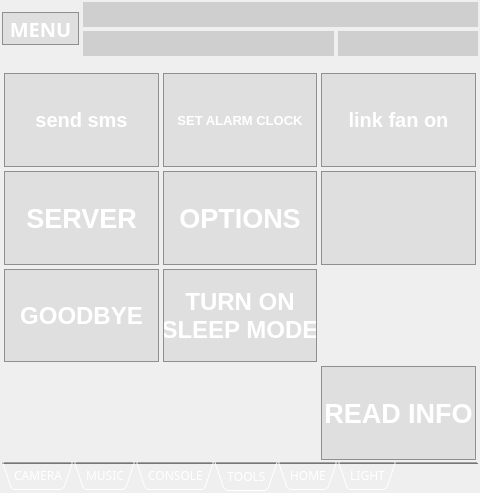
cyniu88/QT_kurs, file iDomClient2/idom_client.ui: the form before one commit.
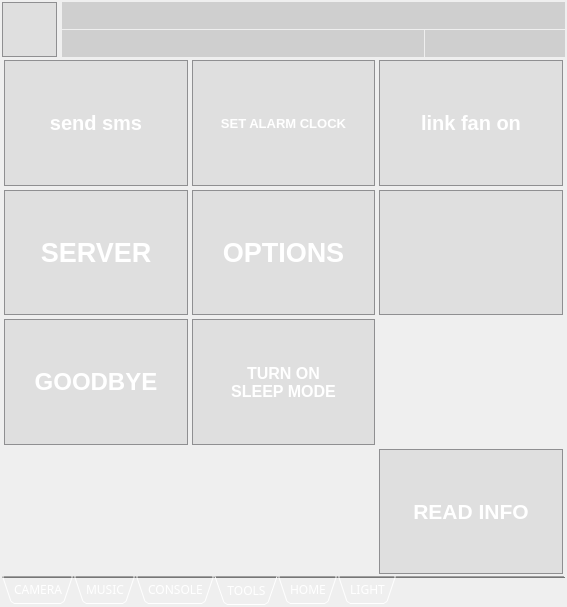
The form after the commit. The open tabs and pages were chosen to show the change. Icons and pictures are not drawn. Custom widgets are drawn as their Qt base class.

Commit message: nowe menu

Diff of the .ui file:
```diff
--- a/iDomClient2/idom_client.ui
+++ b/iDomClient2/idom_client.ui
@@ -9,8 +9,8 @@
    <rect>
     <x>0</x>
     <y>0</y>
-    <width>480</width>
-    <height>493</height>
+    <width>567</width>
+    <height>607</height>
    </rect>
   </property>
   <property name="sizePolicy">
@@ -84,153 +84,126 @@
     <string notr="true"/>
    </property>
    <layout class="QGridLayout" name="gridLayout">
-    <item row="0" column="0">
-     <layout class="QGridLayout" name="gridLayout_2">
-      <property name="bottomMargin">
-       <number>11</number>
-      </property>
-      <item row="0" column="0">
-       <widget class="QToolButton" name="b_exit">
-        <property name="styleSheet">
-         <string notr="true">QToolButton {
-background-color: rgba(158, 158, 158,50);
- border: 1px solid #8f8f91;
-border-radius: 0px;
-color:white;
- font: bold 20px;
-
-}
-QToolButton:pressed {
-border:none;
-}</string>
-        </property>
-        <property name="text">
-         <string>MENU</string>
-        </property>
-        <property name="icon">
-         <iconset resource="ikony.qrc">
-          <normaloff>:/new/prefix1/iDom_client.ico</normaloff>:/new/prefix1/iDom_client.ico</iconset>
-        </property>
-        <property name="iconSize">
-         <size>
-          <width>50</width>
-          <height>50</height>
-         </size>
-        </property>
-        <property name="toolButtonStyle">
-         <enum>Qt::ToolButtonTextUnderIcon</enum>
-        </property>
-       </widget>
-      </item>
-      <item row="0" column="1">
-       <layout class="QGridLayout" name="gridLayout_14">
-        <item row="1" column="0">
-         <widget class="QLineEdit" name="temperatureTXT">
-          <property name="sizePolicy">
-           <sizepolicy hsizetype="Preferred" vsizetype="Preferred">
-            <horstretch>0</horstretch>
-            <verstretch>0</verstretch>
-           </sizepolicy>
-          </property>
-          <property name="font">
-           <font>
-            <pointsize>12</pointsize>
-           </font>
-          </property>
-          <property name="layoutDirection">
-           <enum>Qt::LeftToRight</enum>
-          </property>
-          <property name="styleSheet">
-           <string notr="true">background:  rgba(158, 158, 158,100);
-color: rgb(85, 170, 0);</string>
-          </property>
-          <property name="frame">
-           <bool>false</bool>
-          </property>
-          <property name="alignment">
-           <set>Qt::AlignRight|Qt::AlignTrailing|Qt::AlignVCenter</set>
-          </property>
-          <property name="readOnly">
-           <bool>true</bool>
-          </property>
-          <property name="clearButtonEnabled">
-           <bool>false</bool>
-          </property>
-         </widget>
-        </item>
-        <item row="1" column="1">
-         <widget class="QLineEdit" name="volumeTXT">
-          <property name="sizePolicy">
-           <sizepolicy hsizetype="Fixed" vsizetype="Preferred">
-            <horstretch>0</horstretch>
-            <verstretch>0</verstretch>
-           </sizepolicy>
-          </property>
-          <property name="font">
-           <font>
-            <pointsize>12</pointsize>
-           </font>
-          </property>
-          <property name="styleSheet">
-           <string notr="true">background:  rgba(158, 158, 158,100);
-color: rgb(85, 170, 0);</string>
-          </property>
-          <property name="inputMask">
-           <string/>
-          </property>
-          <property name="frame">
-           <bool>false</bool>
-          </property>
-          <property name="alignment">
-           <set>Qt::AlignRight|Qt::AlignTrailing|Qt::AlignVCenter</set>
-          </property>
-          <property name="readOnly">
-           <bool>true</bool>
-          </property>
-         </widget>
-        </item>
-        <item row="0" column="0" colspan="2">
-         <widget class="QLineEdit" name="titleTXT">
-          <property name="sizePolicy">
-           <sizepolicy hsizetype="Preferred" vsizetype="Preferred">
-            <horstretch>0</horstretch>
-            <verstretch>0</verstretch>
-           </sizepolicy>
-          </property>
-          <property name="font">
-           <font>
-            <pointsize>12</pointsize>
-           </font>
-          </property>
-          <property name="styleSheet">
-           <string notr="true">background:  rgba(158, 158, 158,100);
-color: rgb(85, 170, 0);</string>
-          </property>
-          <property name="inputMask">
-           <string/>
-          </property>
-          <property name="text">
-           <string/>
-          </property>
-          <property name="frame">
-           <bool>false</bool>
-          </property>
-          <property name="alignment">
-           <set>Qt::AlignRight|Qt::AlignTrailing|Qt::AlignVCenter</set>
-          </property>
-          <property name="readOnly">
-           <bool>true</bool>
-          </property>
-          <property name="cursorMoveStyle">
-           <enum>Qt::VisualMoveStyle</enum>
-          </property>
-         </widget>
-        </item>
-       </layout>
-      </item>
-     </layout>
-    </item>
+    <property name="leftMargin">
+     <number>2</number>
+    </property>
+    <property name="topMargin">
+     <number>2</number>
+    </property>
+    <property name="rightMargin">
+     <number>2</number>
+    </property>
+    <property name="bottomMargin">
+     <number>2</number>
+    </property>
+    <property name="spacing">
+     <number>0</number>
+    </property>
     <item row="1" column="0">
+     <widget class="QWidget" name="widget" native="true">
+      <property name="styleSheet">
+       <string notr="true">background:  rgba(158, 158, 158,100);</string>
+      </property>
+      <widget class="QPushButton" name="b_menuCamera">
+       <property name="geometry">
+        <rect>
+         <x>0</x>
+         <y>80</y>
+         <width>83</width>
+         <height>29</height>
+        </rect>
+       </property>
+       <property name="sizePolicy">
+        <sizepolicy hsizetype="Fixed" vsizetype="Fixed">
+         <horstretch>0</horstretch>
+         <verstretch>0</verstretch>
+        </sizepolicy>
+       </property>
+       <property name="text">
+        <string>CAMERA</string>
+       </property>
+      </widget>
+      <widget class="QPushButton" name="b_menuExit">
+       <property name="geometry">
+        <rect>
+         <x>0</x>
+         <y>340</y>
+         <width>83</width>
+         <height>29</height>
+        </rect>
+       </property>
+       <property name="text">
+        <string>EXIT</string>
+       </property>
+      </widget>
+      <widget class="QPushButton" name="b_menuLight">
+       <property name="geometry">
+        <rect>
+         <x>0</x>
+         <y>130</y>
+         <width>83</width>
+         <height>29</height>
+        </rect>
+       </property>
+       <property name="text">
+        <string>LIGHT</string>
+       </property>
+      </widget>
+      <widget class="QPushButton" name="b_menuMusic">
+       <property name="geometry">
+        <rect>
+         <x>0</x>
+         <y>180</y>
+         <width>83</width>
+         <height>29</height>
+        </rect>
+       </property>
+       <property name="text">
+        <string>MUSIC</string>
+       </property>
+      </widget>
+      <widget class="QPushButton" name="b_menuHome">
+       <property name="geometry">
+        <rect>
+         <x>0</x>
+         <y>220</y>
+         <width>83</width>
+         <height>29</height>
+        </rect>
+       </property>
+       <property name="text">
+        <string>HOME</string>
+       </property>
+      </widget>
+      <widget class="QPushButton" name="b_menuConsole">
+       <property name="geometry">
+        <rect>
+         <x>0</x>
+         <y>260</y>
+         <width>83</width>
+         <height>29</height>
+        </rect>
+       </property>
+       <property name="text">
+        <string>CONSOLE</string>
+       </property>
+      </widget>
+      <widget class="QPushButton" name="b_menuTools">
+       <property name="geometry">
+        <rect>
+         <x>0</x>
+         <y>300</y>
+         <width>83</width>
+         <height>29</height>
+        </rect>
+       </property>
+       <property name="text">
+        <string>TOOLS</string>
+       </property>
+      </widget>
+     </widget>
+    </item>
+    <item row="1" column="1">
      <widget class="QTabWidget" name="tabWidget">
       <property name="enabled">
        <bool>true</bool>
@@ -1278,6 +1251,209 @@
         <string>kokoko</string>
        </attribute>
        <layout class="QGridLayout" name="gridLayout_11">
+        <item row="9" column="2">
+         <widget class="QPushButton" name="b_ttsInfo">
+          <property name="sizePolicy">
+           <sizepolicy hsizetype="Ignored" vsizetype="Ignored">
+            <horstretch>0</horstretch>
+            <verstretch>0</verstretch>
+           </sizepolicy>
+          </property>
+          <property name="font">
+           <font>
+            <pointsize>16</pointsize>
+            <italic>false</italic>
+            <bold>true</bold>
+           </font>
+          </property>
+          <property name="styleSheet">
+           <string notr="true">QPushButton {
+background-color: rgba(158, 158, 158,50);
+ border: 1px solid #8f8f91;
+border-radius: 0px;
+color:white;
+}
+QPushButton:pressed {
+border:none;
+}</string>
+          </property>
+          <property name="text">
+           <string>READ INFO</string>
+          </property>
+         </widget>
+        </item>
+        <item row="6" column="0">
+         <widget class="QPushButton" name="b_server">
+          <property name="sizePolicy">
+           <sizepolicy hsizetype="Ignored" vsizetype="Ignored">
+            <horstretch>0</horstretch>
+            <verstretch>0</verstretch>
+           </sizepolicy>
+          </property>
+          <property name="font">
+           <font>
+            <pointsize>20</pointsize>
+            <bold>true</bold>
+           </font>
+          </property>
+          <property name="styleSheet">
+           <string notr="true">QPushButton {
+background-color: rgba(158, 158, 158,50);
+ border: 1px solid #8f8f91;
+border-radius: 0px;
+color:white;
+}
+QPushButton:pressed {
+border:none;
+}
+   
+ 
+ 
+ 
+ </string>
+          </property>
+          <property name="text">
+           <string>SERVER</string>
+          </property>
+         </widget>
+        </item>
+        <item row="6" column="2">
+         <widget class="QPushButton" name="b_connect_dicsonnect">
+          <property name="sizePolicy">
+           <sizepolicy hsizetype="Ignored" vsizetype="Ignored">
+            <horstretch>0</horstretch>
+            <verstretch>0</verstretch>
+           </sizepolicy>
+          </property>
+          <property name="font">
+           <font>
+            <pointsize>15</pointsize>
+            <bold>true</bold>
+           </font>
+          </property>
+          <property name="styleSheet">
+           <string notr="true">QPushButton {
+background-color: rgba(158, 158, 158,50);
+ border: 1px solid #8f8f91;
+border-radius: 0px;
+color:white;
+}
+QPushButton:pressed {
+border:none;
+}</string>
+          </property>
+          <property name="text">
+           <string/>
+          </property>
+         </widget>
+        </item>
+        <item row="4" column="1">
+         <widget class="QToolButton" name="b_setAlarm">
+          <property name="sizePolicy">
+           <sizepolicy hsizetype="Ignored" vsizetype="Ignored">
+            <horstretch>0</horstretch>
+            <verstretch>0</verstretch>
+           </sizepolicy>
+          </property>
+          <property name="font">
+           <font>
+            <pointsize>10</pointsize>
+            <bold>true</bold>
+           </font>
+          </property>
+          <property name="layoutDirection">
+           <enum>Qt::LeftToRight</enum>
+          </property>
+          <property name="autoFillBackground">
+           <bool>false</bool>
+          </property>
+          <property name="styleSheet">
+           <string notr="true">QToolButton {
+background-color: rgba(158, 158, 158,50);
+ border: 1px solid #8f8f91;
+border-radius: 0px;
+color:white;
+}
+QToolButton:pressed {
+border:none;
+}</string>
+          </property>
+          <property name="text">
+           <string>SET ALARM CLOCK</string>
+          </property>
+          <property name="icon">
+           <iconset resource="ikony.qrc">
+            <normaloff>:/new/prefix1/files/svg/analog-clock2.svg</normaloff>:/new/prefix1/files/svg/analog-clock2.svg</iconset>
+          </property>
+          <property name="iconSize">
+           <size>
+            <width>50</width>
+            <height>50</height>
+           </size>
+          </property>
+          <property name="checkable">
+           <bool>true</bool>
+          </property>
+          <property name="popupMode">
+           <enum>QToolButton::DelayedPopup</enum>
+          </property>
+          <property name="toolButtonStyle">
+           <enum>Qt::ToolButtonTextUnderIcon</enum>
+          </property>
+         </widget>
+        </item>
+        <item row="8" column="0">
+         <widget class="QPushButton" name="b_goodBye">
+          <property name="sizePolicy">
+           <sizepolicy hsizetype="Ignored" vsizetype="Ignored">
+            <horstretch>0</horstretch>
+            <verstretch>0</verstretch>
+           </sizepolicy>
+          </property>
+          <property name="font">
+           <font>
+            <pointsize>18</pointsize>
+            <bold>true</bold>
+           </font>
+          </property>
+          <property name="cursor">
+           <cursorShape>ArrowCursor</cursorShape>
+          </property>
+          <property name="styleSheet">
+           <string notr="true">QPushButton {
+background-color: rgba(158, 158, 158,50);
+ border: 1px solid #8f8f91;
+border-radius: 0px;
+color:white;
+}
+QPushButton:pressed {
+border:none;
+}</string>
+          </property>
+          <property name="text">
+           <string>GOODBYE</string>
+          </property>
+         </widget>
+        </item>
+        <item row="8" column="2">
+         <widget class="QLabel" name="l_burnGas">
+          <property name="sizePolicy">
+           <sizepolicy hsizetype="Ignored" vsizetype="Ignored">
+            <horstretch>0</horstretch>
+            <verstretch>0</verstretch>
+           </sizepolicy>
+          </property>
+          <property name="autoFillBackground">
+           <bool>false</bool>
+          </property>
+          <property name="text">
+           <string/>
+          </property>
+          <property name="scaledContents">
+           <bool>false</bool>
+          </property>
+         </widget>
+        </item>
         <item row="4" column="2">
          <widget class="QToolButton" name="b_share_fan">
           <property name="sizePolicy">
@@ -1317,26 +1493,43 @@
           </property>
          </widget>
         </item>
-        <item row="9" column="2">
-         <widget class="QLabel" name="l_burnGas">
+        <item row="6" column="1">
+         <widget class="QPushButton" name="b_options">
           <property name="sizePolicy">
            <sizepolicy hsizetype="Ignored" vsizetype="Ignored">
             <horstretch>0</horstretch>
             <verstretch>0</verstretch>
            </sizepolicy>
           </property>
-          <property name="autoFillBackground">
-           <bool>false</bool>
+          <property name="minimumSize">
+           <size>
+            <width>0</width>
+            <height>1</height>
+           </size>
+          </property>
+          <property name="font">
+           <font>
+            <pointsize>20</pointsize>
+            <bold>true</bold>
+           </font>
+          </property>
+          <property name="styleSheet">
+           <string notr="true">QPushButton {
+background-color: rgba(158, 158, 158,50);
+ border: 1px solid #8f8f91;
+border-radius: 0px;
+color:white;
+}
+QPushButton:pressed {
+border:none;
+}</string>
           </property>
           <property name="text">
-           <string/>
-          </property>
-          <property name="scaledContents">
-           <bool>false</bool>
+           <string>OPTIONS</string>
           </property>
          </widget>
         </item>
-        <item row="9" column="1">
+        <item row="8" column="1">
          <widget class="QPushButton" name="b_turnOnSleepMode">
           <property name="sizePolicy">
            <sizepolicy hsizetype="Ignored" vsizetype="Ignored">
@@ -1346,7 +1539,7 @@
           </property>
           <property name="font">
            <font>
-            <pointsize>18</pointsize>
+            <pointsize>12</pointsize>
             <italic>false</italic>
             <bold>true</bold>
            </font>
@@ -1372,140 +1565,6 @@
           </property>
          </widget>
         </item>
-        <item row="9" column="0">
-         <widget class="QPushButton" name="b_goodBye">
-          <property name="sizePolicy">
-           <sizepolicy hsizetype="Ignored" vsizetype="Ignored">
-            <horstretch>0</horstretch>
-            <verstretch>0</verstretch>
-           </sizepolicy>
-          </property>
-          <property name="font">
-           <font>
-            <pointsize>18</pointsize>
-            <bold>true</bold>
-           </font>
-          </property>
-          <property name="cursor">
-           <cursorShape>ArrowCursor</cursorShape>
-          </property>
-          <property name="styleSheet">
-           <string notr="true">QPushButton {
-background-color: rgba(158, 158, 158,50);
- border: 1px solid #8f8f91;
-border-radius: 0px;
-color:white;
-}
-QPushButton:pressed {
-border:none;
-}</string>
-          </property>
-          <property name="text">
-           <string>GOODBYE</string>
-          </property>
-         </widget>
-        </item>
-        <item row="7" column="0">
-         <widget class="QPushButton" name="b_server">
-          <property name="sizePolicy">
-           <sizepolicy hsizetype="Ignored" vsizetype="Ignored">
-            <horstretch>0</horstretch>
-            <verstretch>0</verstretch>
-           </sizepolicy>
-          </property>
-          <property name="font">
-           <font>
-            <pointsize>20</pointsize>
-            <bold>true</bold>
-           </font>
-          </property>
-          <property name="styleSheet">
-           <string notr="true">QPushButton {
-background-color: rgba(158, 158, 158,50);
- border: 1px solid #8f8f91;
-border-radius: 0px;
-color:white;
-}
-QPushButton:pressed {
-border:none;
-}
-   
- 
- 
- 
- </string>
-          </property>
-          <property name="text">
-           <string>SERVER</string>
-          </property>
-         </widget>
-        </item>
-        <item row="7" column="2">
-         <widget class="QPushButton" name="b_connect_dicsonnect">
-          <property name="sizePolicy">
-           <sizepolicy hsizetype="Ignored" vsizetype="Ignored">
-            <horstretch>0</horstretch>
-            <verstretch>0</verstretch>
-           </sizepolicy>
-          </property>
-          <property name="font">
-           <font>
-            <pointsize>20</pointsize>
-            <bold>true</bold>
-           </font>
-          </property>
-          <property name="styleSheet">
-           <string notr="true">QPushButton {
-background-color: rgba(158, 158, 158,50);
- border: 1px solid #8f8f91;
-border-radius: 0px;
-color:white;
-}
-QPushButton:pressed {
-border:none;
-}</string>
-          </property>
-          <property name="text">
-           <string/>
-          </property>
-         </widget>
-        </item>
-        <item row="7" column="1">
-         <widget class="QPushButton" name="b_options">
-          <property name="sizePolicy">
-           <sizepolicy hsizetype="Ignored" vsizetype="Ignored">
-            <horstretch>0</horstretch>
-            <verstretch>0</verstretch>
-           </sizepolicy>
-          </property>
-          <property name="minimumSize">
-           <size>
-            <width>0</width>
-            <height>1</height>
-           </size>
-          </property>
-          <property name="font">
-           <font>
-            <pointsize>20</pointsize>
-            <bold>true</bold>
-           </font>
-          </property>
-          <property name="styleSheet">
-           <string notr="true">QPushButton {
-background-color: rgba(158, 158, 158,50);
- border: 1px solid #8f8f91;
-border-radius: 0px;
-color:white;
-}
-QPushButton:pressed {
-border:none;
-}</string>
-          </property>
-          <property name="text">
-           <string>OPTIONS</string>
-          </property>
-         </widget>
-        </item>
         <item row="4" column="0">
          <widget class="QToolButton" name="b_sms">
           <property name="sizePolicy">
@@ -1545,92 +1604,6 @@
           </property>
          </widget>
         </item>
-        <item row="4" column="1">
-         <widget class="QToolButton" name="b_setAlarm">
-          <property name="sizePolicy">
-           <sizepolicy hsizetype="Ignored" vsizetype="Ignored">
-            <horstretch>0</horstretch>
-            <verstretch>0</verstretch>
-           </sizepolicy>
-          </property>
-          <property name="font">
-           <font>
-            <pointsize>10</pointsize>
-            <bold>true</bold>
-           </font>
-          </property>
-          <property name="layoutDirection">
-           <enum>Qt::LeftToRight</enum>
-          </property>
-          <property name="autoFillBackground">
-           <bool>false</bool>
-          </property>
-          <property name="styleSheet">
-           <string notr="true">QToolButton {
-background-color: rgba(158, 158, 158,50);
- border: 1px solid #8f8f91;
-border-radius: 0px;
-color:white;
-}
-QToolButton:pressed {
-border:none;
-}</string>
-          </property>
-          <property name="text">
-           <string>SET ALARM CLOCK</string>
-          </property>
-          <property name="icon">
-           <iconset resource="ikony.qrc">
-            <normaloff>:/new/prefix1/files/svg/analog-clock2.svg</normaloff>:/new/prefix1/files/svg/analog-clock2.svg</iconset>
-          </property>
-          <property name="iconSize">
-           <size>
-            <width>50</width>
-            <height>50</height>
-           </size>
-          </property>
-          <property name="checkable">
-           <bool>true</bool>
-          </property>
-          <property name="popupMode">
-           <enum>QToolButton::DelayedPopup</enum>
-          </property>
-          <property name="toolButtonStyle">
-           <enum>Qt::ToolButtonTextUnderIcon</enum>
-          </property>
-         </widget>
-        </item>
-        <item row="10" column="2">
-         <widget class="QPushButton" name="b_ttsInfo">
-          <property name="sizePolicy">
-           <sizepolicy hsizetype="Ignored" vsizetype="Ignored">
-            <horstretch>0</horstretch>
-            <verstretch>0</verstretch>
-           </sizepolicy>
-          </property>
-          <property name="font">
-           <font>
-            <pointsize>20</pointsize>
-            <italic>false</italic>
-            <bold>true</bold>
-           </font>
-          </property>
-          <property name="styleSheet">
-           <string notr="true">QPushButton {
-background-color: rgba(158, 158, 158,50);
- border: 1px solid #8f8f91;
-border-radius: 0px;
-color:white;
-}
-QPushButton:pressed {
-border:none;
-}</string>
-          </property>
-          <property name="text">
-           <string>READ INFO</string>
-          </property>
-         </widget>
-        </item>
        </layout>
       </widget>
       <widget class="QWidget" name="tab_6">
@@ -2215,6 +2188,170 @@
       </widget>
      </widget>
     </item>
+    <item row="0" column="0" colspan="2">
+     <layout class="QGridLayout" name="gridLayout_2">
+      <property name="bottomMargin">
+       <number>1</number>
+      </property>
+      <property name="horizontalSpacing">
+       <number>5</number>
+      </property>
+      <property name="verticalSpacing">
+       <number>1</number>
+      </property>
+      <item row="0" column="0">
+       <widget class="QToolButton" name="b_exit">
+        <property name="font">
+         <font>
+          <pointsize>7</pointsize>
+          <italic>false</italic>
+          <bold>true</bold>
+         </font>
+        </property>
+        <property name="styleSheet">
+         <string notr="true">QToolButton {
+background-color: rgba(158, 158, 158,50);
+ border: 1px solid #8f8f91;
+border-radius: 0px;
+color:white;
+
+}
+QToolButton:pressed {
+border:none;
+}</string>
+        </property>
+        <property name="text">
+         <string/>
+        </property>
+        <property name="icon">
+         <iconset resource="ikony.qrc">
+          <normaloff>:/new/prefix1/iDom_client.ico</normaloff>:/new/prefix1/iDom_client.ico</iconset>
+        </property>
+        <property name="iconSize">
+         <size>
+          <width>50</width>
+          <height>50</height>
+         </size>
+        </property>
+        <property name="checkable">
+         <bool>true</bool>
+        </property>
+        <property name="toolButtonStyle">
+         <enum>Qt::ToolButtonIconOnly</enum>
+        </property>
+       </widget>
+      </item>
+      <item row="0" column="1">
+       <layout class="QGridLayout" name="gridLayout_14">
+        <property name="spacing">
+         <number>1</number>
+        </property>
+        <item row="1" column="0">
+         <widget class="QLineEdit" name="temperatureTXT">
+          <property name="sizePolicy">
+           <sizepolicy hsizetype="Preferred" vsizetype="Preferred">
+            <horstretch>0</horstretch>
+            <verstretch>0</verstretch>
+           </sizepolicy>
+          </property>
+          <property name="font">
+           <font>
+            <pointsize>12</pointsize>
+           </font>
+          </property>
+          <property name="layoutDirection">
+           <enum>Qt::LeftToRight</enum>
+          </property>
+          <property name="styleSheet">
+           <string notr="true">background:  rgba(158, 158, 158,100);
+color: rgb(85, 170, 0);</string>
+          </property>
+          <property name="frame">
+           <bool>false</bool>
+          </property>
+          <property name="alignment">
+           <set>Qt::AlignRight|Qt::AlignTrailing|Qt::AlignVCenter</set>
+          </property>
+          <property name="readOnly">
+           <bool>true</bool>
+          </property>
+          <property name="clearButtonEnabled">
+           <bool>false</bool>
+          </property>
+         </widget>
+        </item>
+        <item row="1" column="1">
+         <widget class="QLineEdit" name="volumeTXT">
+          <property name="sizePolicy">
+           <sizepolicy hsizetype="Fixed" vsizetype="Preferred">
+            <horstretch>0</horstretch>
+            <verstretch>0</verstretch>
+           </sizepolicy>
+          </property>
+          <property name="font">
+           <font>
+            <pointsize>12</pointsize>
+           </font>
+          </property>
+          <property name="styleSheet">
+           <string notr="true">background:  rgba(158, 158, 158,100);
+color: rgb(85, 170, 0);</string>
+          </property>
+          <property name="inputMask">
+           <string/>
+          </property>
+          <property name="frame">
+           <bool>false</bool>
+          </property>
+          <property name="alignment">
+           <set>Qt::AlignRight|Qt::AlignTrailing|Qt::AlignVCenter</set>
+          </property>
+          <property name="readOnly">
+           <bool>true</bool>
+          </property>
+         </widget>
+        </item>
+        <item row="0" column="0" colspan="2">
+         <widget class="QLineEdit" name="titleTXT">
+          <property name="sizePolicy">
+           <sizepolicy hsizetype="Preferred" vsizetype="Preferred">
+            <horstretch>0</horstretch>
+            <verstretch>0</verstretch>
+           </sizepolicy>
+          </property>
+          <property name="font">
+           <font>
+            <pointsize>12</pointsize>
+           </font>
+          </property>
+          <property name="styleSheet">
+           <string notr="true">background:  rgba(158, 158, 158,100);
+color: rgb(85, 170, 0);</string>
+          </property>
+          <property name="inputMask">
+           <string/>
+          </property>
+          <property name="text">
+           <string/>
+          </property>
+          <property name="frame">
+           <bool>false</bool>
+          </property>
+          <property name="alignment">
+           <set>Qt::AlignRight|Qt::AlignTrailing|Qt::AlignVCenter</set>
+          </property>
+          <property name="readOnly">
+           <bool>true</bool>
+          </property>
+          <property name="cursorMoveStyle">
+           <enum>Qt::VisualMoveStyle</enum>
+          </property>
+         </widget>
+        </item>
+       </layout>
+      </item>
+     </layout>
+    </item>
    </layout>
   </widget>
   <action name="actionCloseApp">
```
Left out of the diff: 295 changed lines with no effect on the pictures. The commit also changes 12 other files.
